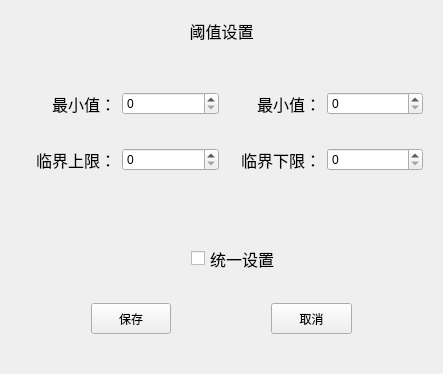
This is BusBar-Qt/setting/setthreshold/settingthreshold.ui in luozhiyong131/BusBar as Qt 5 draws it before an edit. The edited form follows.
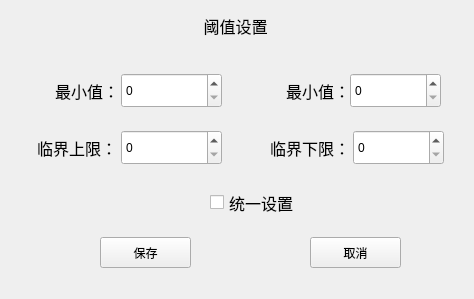
This is the edited form.

```diff
--- a/BusBar-Qt/setting/setthreshold/settingthreshold.ui
+++ b/BusBar-Qt/setting/setthreshold/settingthreshold.ui
@@ -6,8 +6,8 @@
    <rect>
     <x>0</x>
     <y>0</y>
-    <width>443</width>
-    <height>374</height>
+    <width>474</width>
+    <height>299</height>
    </rect>
   </property>
   <property name="minimumSize">
@@ -19,9 +19,15 @@
   <property name="windowTitle">
    <string>Form</string>
   </property>
-  <layout class="QGridLayout" name="gridLayout">
-   <item row="0" column="0">
     <widget class="QLabel" name="label">
+   <property name="geometry">
+    <rect>
+     <x>10</x>
+     <y>6</y>
+     <width>451</width>
+     <height>40</height>
+    </rect>
+   </property>
      <property name="maximumSize">
       <size>
        <width>16777215</width>
@@ -40,27 +46,15 @@
       <set>Qt::AlignCenter</set>
      </property>
     </widget>
-   </item>
-   <item row="1" column="0">
-    <widget class="QWidget" name="widget" native="true">
-     <layout class="QGridLayout" name="gridLayout_2">
-      <item row="0" column="2">
-       <widget class="QLabel" name="label_3">
-        <property name="font">
-         <font>
-          <pointsize>12</pointsize>
-         </font>
-        </property>
-        <property name="text">
-         <string>最小值：</string>
-        </property>
-        <property name="alignment">
-         <set>Qt::AlignRight|Qt::AlignTrailing|Qt::AlignVCenter</set>
-        </property>
-       </widget>
-      </item>
-      <item row="1" column="2">
        <widget class="QLabel" name="label_5">
+   <property name="geometry">
+    <rect>
+     <x>250</x>
+     <y>130</y>
+     <width>100</width>
+     <height>35</height>
+    </rect>
+   </property>
         <property name="font">
          <font>
           <pointsize>12</pointsize>
@@ -73,47 +67,28 @@
          <set>Qt::AlignRight|Qt::AlignTrailing|Qt::AlignVCenter</set>
         </property>
        </widget>
-      </item>
-      <item row="1" column="1">
-       <widget class="QSpinBox" name="spinBox_3"/>
-      </item>
-      <item row="0" column="1">
-       <widget class="QSpinBox" name="spinBox">
-        <property name="suffix">
-         <string/>
-        </property>
-        <property name="prefix">
-         <string/>
-        </property>
-       </widget>
-      </item>
-      <item row="0" column="3">
-       <widget class="QSpinBox" name="spinBox_2"/>
-      </item>
-      <item row="1" column="3">
-       <widget class="QSpinBox" name="spinBox_4">
-        <property name="prefix">
-         <string/>
-        </property>
-       </widget>
-      </item>
-      <item row="1" column="0">
-       <widget class="QLabel" name="label_4">
-        <property name="font">
-         <font>
-          <pointsize>12</pointsize>
-         </font>
-        </property>
-        <property name="text">
-         <string>临界上限：</string>
-        </property>
-        <property name="alignment">
-         <set>Qt::AlignRight|Qt::AlignTrailing|Qt::AlignVCenter</set>
-        </property>
-       </widget>
-      </item>
-      <item row="0" column="0">
+  <widget class="QSpinBox" name="spinBox_3">
+   <property name="geometry">
+    <rect>
+     <x>121</x>
+     <y>130</y>
+     <width>101</width>
+     <height>35</height>
+    </rect>
+   </property>
+   <property name="maximum">
+    <number>999</number>
+   </property>
+  </widget>
        <widget class="QLabel" name="label_2">
+   <property name="geometry">
+    <rect>
+     <x>19</x>
+     <y>73</y>
+     <width>100</width>
+     <height>35</height>
+    </rect>
+   </property>
         <property name="font">
          <font>
           <pointsize>12</pointsize>
@@ -126,17 +101,24 @@
          <set>Qt::AlignRight|Qt::AlignTrailing|Qt::AlignVCenter</set>
         </property>
        </widget>
-      </item>
-     </layout>
-    </widget>
-   </item>
-   <item row="2" column="0">
-    <widget class="QWidget" name="widget_2" native="true">
+  <widget class="QSpinBox" name="spinBox_2">
+   <property name="geometry">
+    <rect>
+     <x>350</x>
+     <y>73</y>
+     <width>91</width>
+     <height>35</height>
+    </rect>
+   </property>
+   <property name="maximum">
+    <number>999</number>
+   </property>
+  </widget>
      <widget class="QCheckBox" name="checkBox">
       <property name="geometry">
        <rect>
-        <x>180</x>
-        <y>30</y>
+     <x>210</x>
+     <y>187</y>
         <width>121</width>
         <height>31</height>
        </rect>
@@ -156,31 +138,54 @@
        <string>统一设置</string>
       </property>
      </widget>
-     <widget class="QPushButton" name="pushButton">
+  <widget class="QLabel" name="label_4">
       <property name="geometry">
        <rect>
-        <x>80</x>
-        <y>90</y>
-        <width>80</width>
-        <height>31</height>
-       </rect>
-      </property>
-      <property name="maximumSize">
-       <size>
-        <width>120</width>
-        <height>16777215</height>
-       </size>
+     <x>17</x>
+     <y>130</y>
+     <width>100</width>
+     <height>35</height>
+    </rect>
+   </property>
+   <property name="font">
+    <font>
+     <pointsize>12</pointsize>
+    </font>
       </property>
       <property name="text">
-       <string>保存</string>
+    <string>临界上限：</string>
+   </property>
+   <property name="alignment">
+    <set>Qt::AlignRight|Qt::AlignTrailing|Qt::AlignVCenter</set>
+   </property>
+  </widget>
+  <widget class="QLabel" name="label_3">
+   <property name="geometry">
+    <rect>
+     <x>250</x>
+     <y>73</y>
+     <width>100</width>
+     <height>35</height>
+    </rect>
+   </property>
+   <property name="font">
+    <font>
+     <pointsize>12</pointsize>
+    </font>
+   </property>
+   <property name="text">
+    <string>最小值：</string>
+   </property>
+   <property name="alignment">
+    <set>Qt::AlignRight|Qt::AlignTrailing|Qt::AlignVCenter</set>
       </property>
      </widget>
      <widget class="QPushButton" name="pushButton_cancel">
       <property name="geometry">
        <rect>
-        <x>260</x>
-        <y>90</y>
-        <width>81</width>
+     <x>310</x>
+     <y>237</y>
+     <width>91</width>
         <height>31</height>
        </rect>
       </property>
@@ -194,9 +199,60 @@
        <string>取消</string>
       </property>
      </widget>
-    </widget>
-   </item>
-  </layout>
+  <widget class="QPushButton" name="pushButton">
+   <property name="geometry">
+    <rect>
+     <x>100</x>
+     <y>237</y>
+     <width>91</width>
+     <height>31</height>
+    </rect>
+   </property>
+   <property name="maximumSize">
+    <size>
+     <width>120</width>
+     <height>16777215</height>
+    </size>
+   </property>
+   <property name="text">
+    <string>保存</string>
+   </property>
+  </widget>
+  <widget class="QSpinBox" name="spinBox">
+   <property name="geometry">
+    <rect>
+     <x>121</x>
+     <y>73</y>
+     <width>101</width>
+     <height>35</height>
+    </rect>
+   </property>
+   <property name="suffix">
+    <string/>
+   </property>
+   <property name="prefix">
+    <string/>
+   </property>
+   <property name="maximum">
+    <number>999</number>
+   </property>
+  </widget>
+  <widget class="QSpinBox" name="spinBox_4">
+   <property name="geometry">
+    <rect>
+     <x>353</x>
+     <y>130</y>
+     <width>91</width>
+     <height>35</height>
+    </rect>
+   </property>
+   <property name="prefix">
+    <string/>
+   </property>
+   <property name="maximum">
+    <number>999</number>
+   </property>
+  </widget>
  </widget>
  <resources/>
  <connections/>
```
Lines whose indentation alone changed are shown as unchanged.
